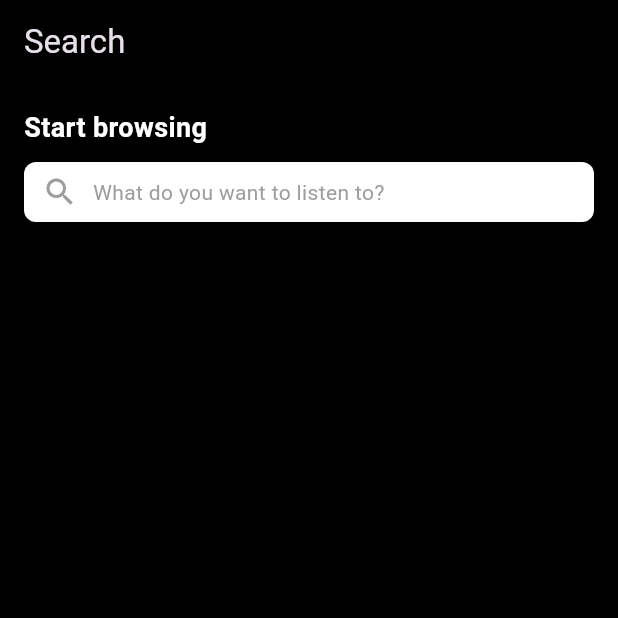
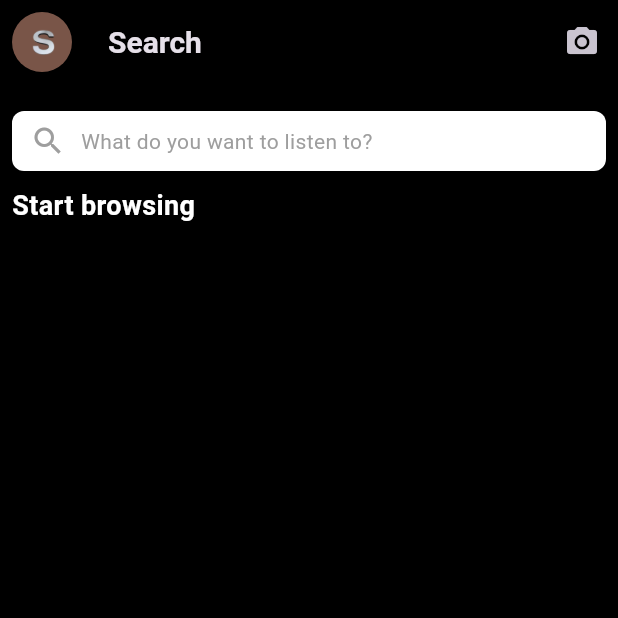
Before and after one commit to sayalicse/spotifyui, a Flutter app: the screen it shows after launch, on a phone screen of 412 x 824 dp, the top half of it. Run offline on Flutter 3.47's test engine with Material 3 defaults, Android fonts, the phone set to English and light mode, and no system bars; key blocks and very long unbroken strings in the code were emptied for the run.

Commit message:
updated search page

```diff
--- a/lib/Search/search.dart
+++ b/lib/Search/search.dart
@@ -1,20 +1,68 @@
-import 'package:flutter/cupertino.dart';
 import 'package:flutter/material.dart';
 
 class SearchPage extends StatelessWidget {
   @override
   Widget build(BuildContext context) {
     return Scaffold(
-      backgroundColor: Colors.black, // background to see white search bar
+      backgroundColor: Colors.black,
       appBar: AppBar(
-        title: Text("Search"),
         backgroundColor: Colors.black,
+        leading: Padding(
+          padding: const EdgeInsets.all(8.0),
+          child: CircleAvatar(
+            radius: 20,
+            backgroundColor: Colors.brown,
+            child: ClipOval(
+              child: Image.asset(
+                'assets/images/slett.png',
+                fit: BoxFit.cover,
+                width: 36,
+                height: 36,
+              ),
+            ),
+          ),
+        ),
+        title: Text("Search",style: TextStyle(fontWeight: FontWeight.bold,fontSize: 20),),
+        actions: [
+          IconButton(
+            icon: Icon(Icons.camera_alt),
+            onPressed: () {
+              // Handle camera icon press
+            },
+          ),
+        ],
       ),
-      body: Padding(
-        padding: const EdgeInsets.all(16.0),
+
+        body: Padding(
+        padding: const EdgeInsets.all(8.0),
         child: Column(
           crossAxisAlignment: CrossAxisAlignment.start,
           children: [
+
+            SizedBox(height: 10),
+            Container(
+              width: 400,
+              padding: EdgeInsets.symmetric(horizontal: 12, vertical: 8),
+              decoration: BoxDecoration(
+                color: Colors.white,
+                borderRadius: BorderRadius.circular(8),
+              ),
+              child: Row(
+                children: [
+
+                  Icon(Icons.search, color: Colors.grey),
+                  SizedBox(width: 10),
+                  Expanded(
+                    child: Text(
+                      "What do you want to listen to?",
+                      style: TextStyle(color: Colors.grey),
+                    ),
+                  ),
+
+                ],
+              ),
+            ),
+            SizedBox(height: 10),
             Text(
               'Start browsing',
               style: TextStyle(
@@ -23,27 +71,6 @@ class SearchPage extends StatelessWidget {
                 fontWeight: FontWeight.bold,
               ),
             ),
-            SizedBox(height: 10), // Spacing between text and search bar
-            Container(
-              width: double.infinity,
-              padding: EdgeInsets.symmetric(horizontal: 12, vertical: 8),
-              decoration: BoxDecoration(
-                color: Colors.white,
-                borderRadius: BorderRadius.circular(8),
-              ),
-              child: Row(
-                children: [
-                  Icon(Icons.search, color: Colors.grey),
-                  SizedBox(width: 10),
-                  Expanded(
-                    child: Text(
-                      "What do you want to listen to?",
-                      style: TextStyle(color: Colors.grey),
-                    ),
-                  ),
-                ],
-              ),
-            ),
           ],
         ),
       ),
```
Also changed, not shown: assets/images/slett.png (added).
